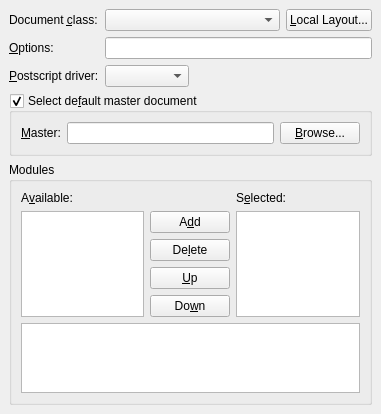
This is src/frontends/qt4/ui/LaTeXUi.ui in cburschka/lyx as Qt 5 draws it before an edit. The edited form follows.
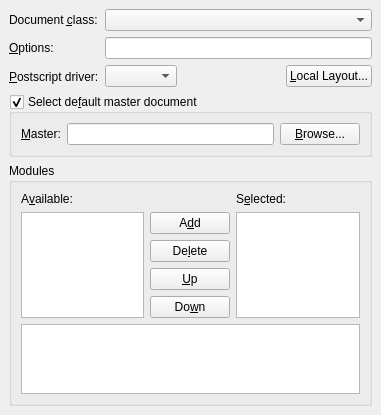
This is the edited form.

Commit message:
* src/frontends/qt4/GuiDocument.cpp: * src/frontends/qt4/ui/LaTeXUi.ui: 	- hide the "browse local layout" button as discussed on 	  http://bugzilla.lyx.org/show_bug.cgi?id=4812 	  because the local layout feature can result in dataloss.
	  Whether the feature itself should be removed for 1.6.0 has
	  to be discussed.

What changed in the file:
```diff
--- a/src/frontends/qt4/ui/LaTeXUi.ui
+++ b/src/frontends/qt4/ui/LaTeXUi.ui
@@ -160,19 +160,6 @@
      </layout>
     </widget>
    </item>
-   <item row="2" column="2" colspan="2" >
-    <spacer>
-     <property name="orientation" >
-      <enum>Qt::Horizontal</enum>
-     </property>
-     <property name="sizeHint" >
-      <size>
-       <width>261</width>
-       <height>22</height>
-      </size>
-     </property>
-    </spacer>
-   </item>
    <item row="2" column="1" >
     <widget class="QComboBox" name="psdriverCO" >
      <property name="duplicatesEnabled" >
@@ -203,24 +190,6 @@
      </property>
     </widget>
    </item>
-   <item row="0" column="3" >
-    <widget class="QPushButton" name="layoutPB" >
-     <property name="sizePolicy" >
-      <sizepolicy>
-       <hsizetype>1</hsizetype>
-       <vsizetype>0</vsizetype>
-       <horstretch>0</horstretch>
-       <verstretch>0</verstretch>
-      </sizepolicy>
-     </property>
-     <property name="toolTip" >
-      <string>Click to select a local document class definition file</string>
-     </property>
-     <property name="text" >
-      <string>&amp;Local Layout...</string>
-     </property>
-    </widget>
-   </item>
    <item row="0" column="0" >
     <widget class="QLabel" name="classL" >
      <property name="text" >
@@ -231,7 +200,7 @@
      </property>
     </widget>
    </item>
-   <item row="0" column="1" colspan="2" >
+   <item row="0" column="1" colspan="3" >
     <widget class="QComboBox" name="classCO" >
      <property name="maxVisibleItems" >
       <number>20</number>
@@ -251,6 +220,37 @@
      </property>
     </spacer>
    </item>
+   <item row="2" column="2" >
+    <spacer>
+     <property name="orientation" >
+      <enum>Qt::Horizontal</enum>
+     </property>
+     <property name="sizeHint" >
+      <size>
+       <width>31</width>
+       <height>23</height>
+      </size>
+     </property>
+    </spacer>
+   </item>
+   <item row="2" column="3" >
+    <widget class="QPushButton" name="layoutPB" >
+     <property name="sizePolicy" >
+      <sizepolicy>
+       <hsizetype>1</hsizetype>
+       <vsizetype>0</vsizetype>
+       <horstretch>0</horstretch>
+       <verstretch>0</verstretch>
+      </sizepolicy>
+     </property>
+     <property name="toolTip" >
+      <string>Click to select a local document class definition file</string>
+     </property>
+     <property name="text" >
+      <string>&amp;Local Layout...</string>
+     </property>
+    </widget>
+   </item>
   </layout>
  </widget>
  <tabstops>
```
The commit also changes 1 other file.
